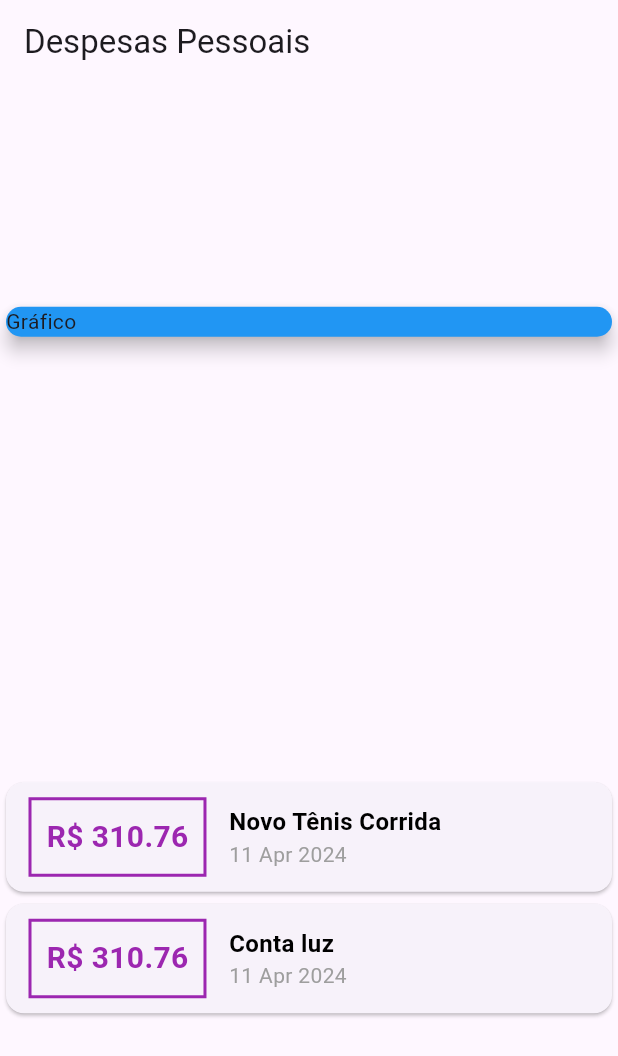
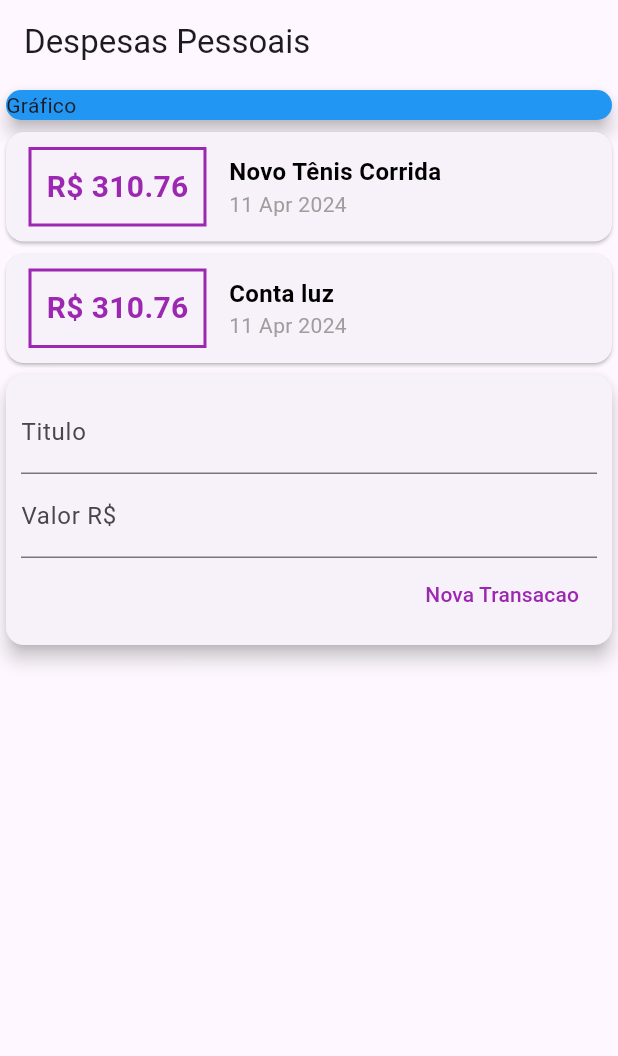
Before and after one commit to adevalter/expenses, a Flutter app: the screen it shows after launch, on a phone screen of 412 x 824 dp. Shown: the top 1056 px of the screen. Run offline on Flutter 3.47's test engine with Material 3 defaults, Android fonts, the phone set to English and light mode, and no system bars.

Commit message:
criado formulario cadastro despesas

```diff
--- a/lib/main.dart
+++ b/lib/main.dart
@@ -31,7 +31,6 @@ class MyHomePage extends StatelessWidget {
     return Scaffold(
       appBar: AppBar(title: const Text('Despesas Pessoais')),
       body: Column(
-        mainAxisAlignment: MainAxisAlignment.spaceAround,
         crossAxisAlignment: CrossAxisAlignment.stretch,
         children: <Widget>[
           Container(
@@ -85,6 +84,34 @@ class MyHomePage extends StatelessWidget {
                 );
               })
             ],
+          ),
+          const Card(
+            elevation: 5,
+            child: Padding(
+              padding: EdgeInsets.all(10),
+              child: Column(
+                children: <Widget>[
+                  TextField(
+                    decoration: InputDecoration(labelText: 'Titulo'),
+                  ),
+                  TextField(
+                    decoration: InputDecoration(labelText: 'Valor R\$'),
+                  ),
+                  Row(
+                    mainAxisAlignment: MainAxisAlignment.end,
+                    children: [
+                      TextButton(
+                        onPressed: null,
+                        child: Text('Nova Transacao',
+                            style: TextStyle(
+                              color: Colors.purple,
+                            )),
+                      ),
+                    ],
+                  ),
+                ],
+              ),
+            ),
           )
         ],
       ),
--- a/lib/model/transaction.dart
+++ b/lib/model/transaction.dart
@@ -9,4 +9,6 @@ class Transaction {
       required this.title,
       required this.value,
       required this.date});
+
+
 }
```
